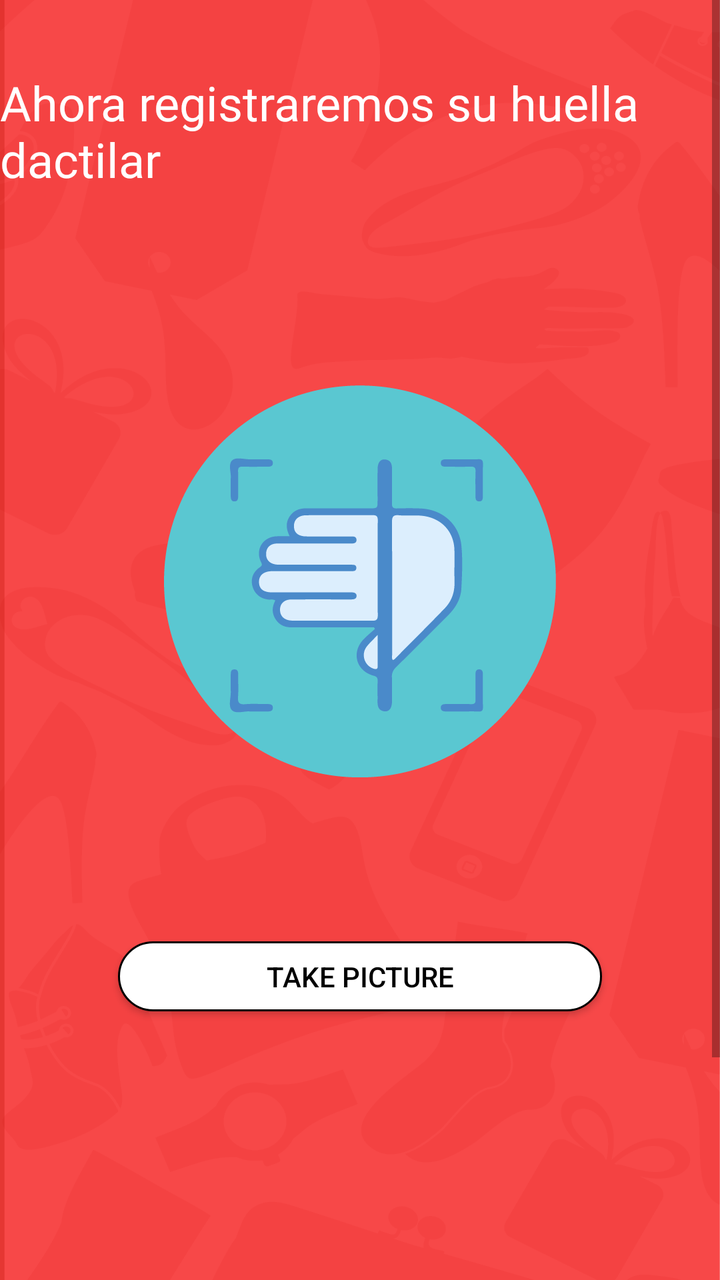
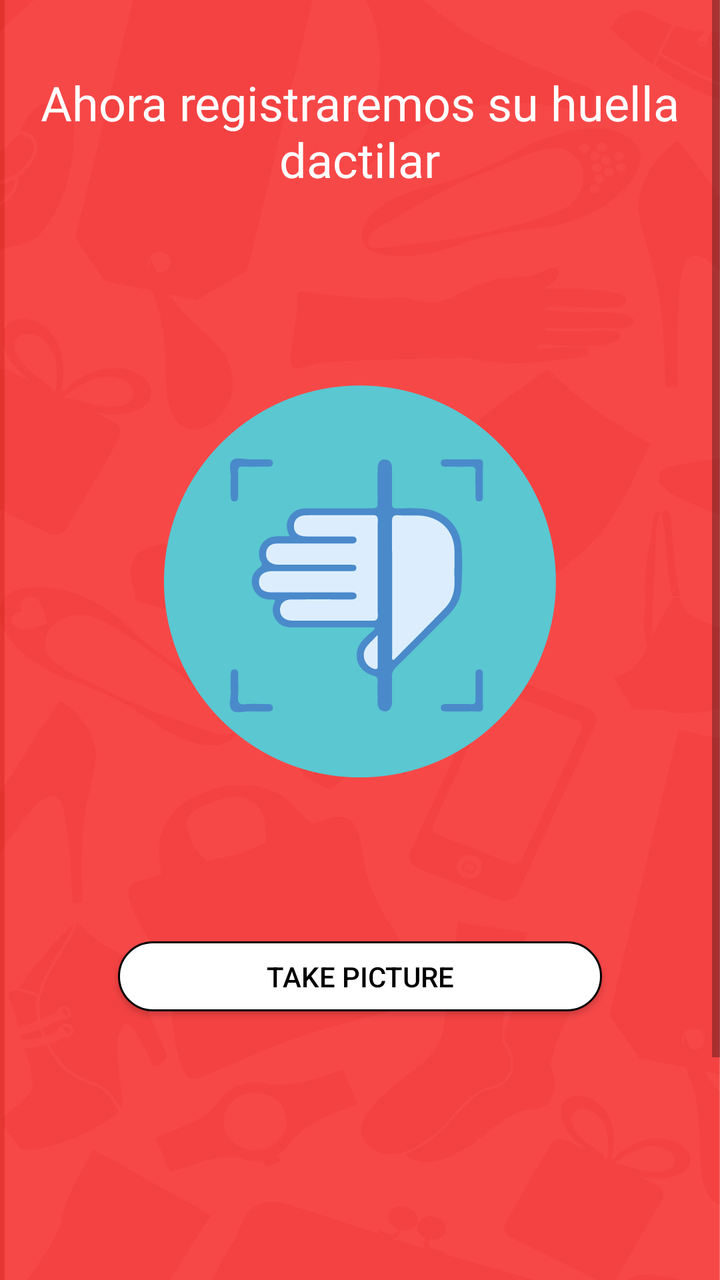

An Android layout rendered at two revisions. The XML below is the earlier revision; the diff shows what the commit changed to produce the second picture.
<!-- AndroidManifest.xml: application theme AppTheme -->
<!-- res/layout/biometric.xml -->
<?xml version="1.0" encoding="utf-8"?>
<android.support.constraint.ConstraintLayout xmlns:android="http://schemas.android.com/apk/res/android"
    xmlns:app="http://schemas.android.com/apk/res-auto"
    xmlns:tools="http://schemas.android.com/tools"
    android:layout_width="match_parent"
    android:layout_height="match_parent"
    android:background="@drawable/fondotono3"
    tools:context=".Biometric">

    <ScrollView
        android:layout_width="match_parent"
        android:layout_height="match_parent"
        tools:ignore="MissingConstraints"
        tools:layout_editor_absoluteX="0dp"
        tools:layout_editor_absoluteY="94dp">

        <LinearLayout
            android:layout_width="match_parent"
            android:layout_height="match_parent"
            android:gravity="center"
            android:orientation="vertical">

            <TextView
                android:id="@+id/textView5"
                android:layout_width="match_parent"
                android:layout_height="wrap_content"
                android:layout_marginTop="35dp"
                android:fontFamily="@font/roboto_condensed_bold"
                android:text="Ahora registraremos su huella dactilar"
                android:textColor="@color/cardview_light_background"
                android:textSize="24sp"
                app:layout_constraintEnd_toEndOf="parent"
                app:layout_constraintStart_toStartOf="parent"
                app:layout_constraintTop_toTopOf="parent" />

            <ImageButton
                android:id="@+id/imageTakeDNICapture"
                style="@style/Widget.AppCompat.ImageButton"
                android:layout_width="200dp"
                android:layout_height="200dp"
                android:layout_marginTop="95dp"
                android:adjustViewBounds="false"
                android:background="@color/zxing_transparent"
                android:scaleType="fitXY"
                android:src="@drawable/img5"
                android:textAlignment="center"
                app:layout_constraintEnd_toEndOf="parent"
                app:layout_constraintStart_toStartOf="parent"
                app:layout_constraintTop_toBottomOf="@+id/textView3" />

            <Button
                android:id="@+id/BtnBiometric"
                android:layout_width="242dp"
                android:layout_height="35dp"
                android:layout_marginTop="80dp"
                android:background="@drawable/rounded_button"
                android:text="@string/take_picture"
                android:textColor="#000000"
                app:layout_constraintBottom_toBottomOf="parent"
                app:layout_constraintEnd_toEndOf="parent"
                app:layout_constraintHorizontal_bias="0.506"
                app:layout_constraintStart_toStartOf="parent"
                app:layout_constraintTop_toTopOf="parent"
                app:layout_constraintVertical_bias="0.134" />

            <TextView
                android:id="@+id/textView3"
                android:layout_width="0dp"
                android:layout_height="wrap_content"
                android:layout_marginStart="16dp"
                android:layout_marginTop="5dp"
                android:layout_marginEnd="10dp"
                android:text="@string/use_message"
                android:textColor="#ffffff"
                app:layout_constraintEnd_toEndOf="parent"
                app:layout_constraintStart_toStartOf="parent"
                app:layout_constraintTop_toBottomOf="@+id/textView2" />

        </LinearLayout>
    </ScrollView>

</android.support.constraint.ConstraintLayout>
<!-- resources referenced by this layout -->
<resources>
  <!-- drawable fondotono3: png bitmap (drawable-v21, 100295 bytes) -->
  <!-- drawable img5: png bitmap (drawable-v21, 15228 bytes) -->
  <!-- drawable rounded_button (drawable) -->
  <?xml version="1.0" encoding="utf-8"?>
  <shape xmlns:android="http://schemas.android.com/apk/res/android"
      android:shape="rectangle">
      <solid android:color="#ffffff"></solid>
      <corners android:radius="20dp"></corners>
      <stroke android:width="1dp" android:color="#000000"></stroke>
  </shape>
  <string name="take_picture">Take picture</string>
  <string name="use_message">Make DNI capture</string>
  <style name="AppTheme" parent="Theme.AppCompat.Light.DarkActionBar">
          
          <item name="colorPrimary">@color/colorPrimary</item>
          <item name="colorPrimaryDark">@color/colorPrimaryDark</item>
          <item name="colorAccent">@color/colorAccent</item>
      </style>
  <color name="colorPrimary">#CB1E1E</color>
  <color name="colorPrimaryDark">#CB1E1E</color>
  <color name="colorAccent">#CB1E1E</color>
</resources>

<!-- the commit's change to res/layout/biometric.xml (unified diff, before → after) -->
@@ -22,11 +22,12 @@
 
             <TextView
                 android:id="@+id/textView5"
-                android:layout_width="match_parent"
+                android:layout_width="331dp"
                 android:layout_height="wrap_content"
                 android:layout_marginTop="35dp"
                 android:fontFamily="@font/roboto_condensed_bold"
                 android:text="Ahora registraremos su huella dactilar"
+                android:textAlignment="center"
                 android:textColor="@color/cardview_light_background"
                 android:textSize="24sp"
                 app:layout_constraintEnd_toEndOf="parent"
